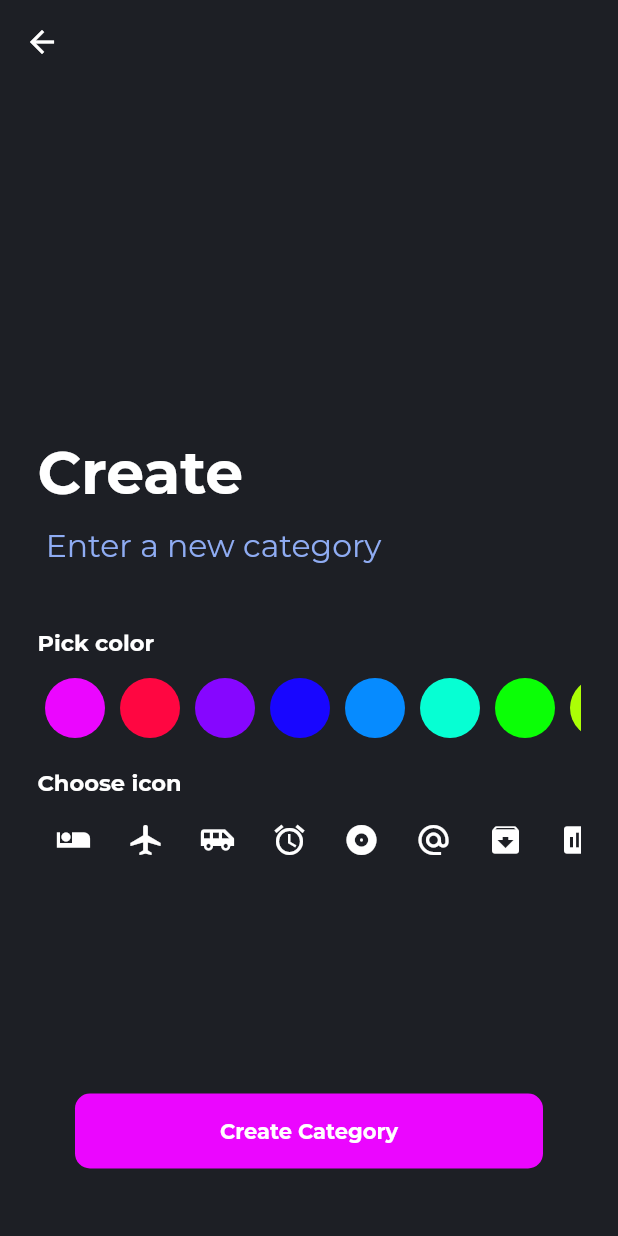
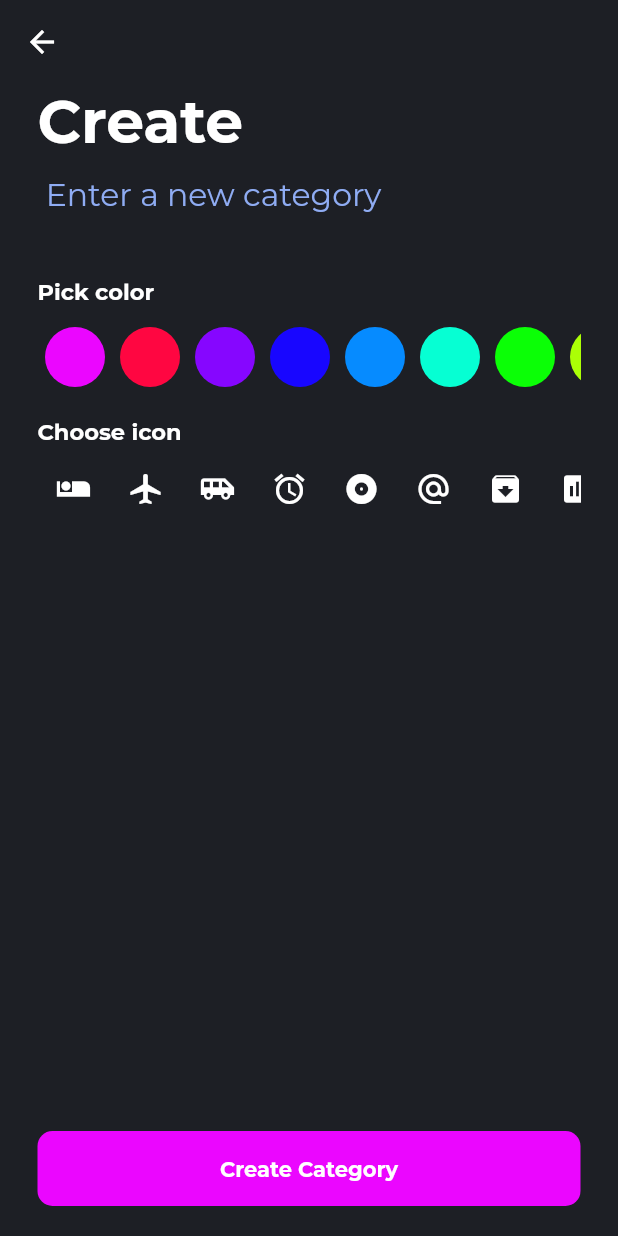
Before and after one commit to JordiiVidal/daily-goals-flutter, a Flutter app: the FormCategoryScreen screen opened by its route, after a tap on "Create Category", on a phone screen of 412 x 824 dp. Run offline on Flutter 3.47's test engine with Material 2 defaults, Android fonts, the phone set to English and light mode, and no system bars; our stand-ins replace chips_choice, flutter_slidable, flutter_time_picker_spinner, google_fonts, sqflite, table_calendar; missing offline and left inert: keyboard_visibility; accounts and stored records are empty.

Commit message:
fix category form

```diff
--- a/lib/domain/repositories/category_repository.dart
+++ b/lib/domain/repositories/category_repository.dart
@@ -2,6 +2,6 @@ import 'package:daily_goals/domain/models/category_model.dart';
 
 abstract class CategoryRepositoryInterface {
   Future<List<CategoryModel>> getAllCategories();
-  Future<void> createCategory(CategoryModel categoryModel);
+  Future<bool> createCategory(CategoryModel categoryModel);
   Future<void> deleteCategory(String id);
 }
--- a/lib/presentation/screens/form_category_screen.dart
+++ b/lib/presentation/screens/form_category_screen.dart
@@ -1,5 +1,7 @@
+import 'package:flutter/material.dart';
+import 'package:provider/provider.dart';
+
 import 'package:daily_goals/domain/models/category_model.dart';
-import 'package:daily_goals/domain/models/form_category_model.dart';
 import 'package:daily_goals/presentation/providers/category_provider.dart';
 import 'package:daily_goals/presentation/providers/form_category_provider.dart';
 import 'package:daily_goals/presentation/theme.dart';
@@ -7,36 +9,54 @@ import 'package:daily_goals/presentation/widgets/form/color_picker.dart';
 import 'package:daily_goals/presentation/widgets/form/icon_picker.dart';
 import 'package:daily_goals/presentation/widgets/form/name_text_field.dart';
 import 'package:daily_goals/presentation/widgets/form/submit_form.dart';
-import 'package:flutter/material.dart';
-import 'package:provider/provider.dart';
 
 class FormCategoryScreen extends StatelessWidget {
   const FormCategoryScreen({Key key}) : super(key: key);
 
   void onSubmit(BuildContext context) async {
     final formCategory = context.read<FormCategoryProvider>().categoryState;
-    await context.read<CategoryProvider>().createCategory(CategoryModel.fromForm(formCategory));
-
+    final created = await context
+        .read<CategoryProvider>()
+        .createCategory(CategoryModel.fromForm(formCategory));
+    if (created) {
       Navigator.pop(context);
+    } else {
+      Scaffold.of(context).showSnackBar(
+        SnackBar(
+          content: Text('Exist category with same name!'),
+        ),
+      );
+    }
   }
 
-  void onChangeColor(BuildContext context, Color color) =>
+  void onChangeColor(BuildContext context, Color color) {
+    FocusScope.of(context).unfocus();
     context.read<FormCategoryProvider>().setColor(color);
+  }
 
-  void onChangeIcon(BuildContext context, IconData iconData) =>
+  void onChangeIcon(BuildContext context, IconData iconData) {
+    FocusScope.of(context).unfocus();
     context.read<FormCategoryProvider>().setIcon(iconData);
+  }
 
   @override
   Widget build(BuildContext context) {
-    return Scaffold(
+    return GestureDetector(
+      onTap: () {
+        FocusScopeNode currentFocus = FocusScope.of(context);
+        if (!currentFocus.hasPrimaryFocus &&
+            currentFocus.focusedChild != null) {
+          currentFocus.focusedChild.unfocus();
+        }
+      },
+      child: Scaffold(
+        resizeToAvoidBottomInset: true,
         appBar: AppBar(),
         body: ChangeNotifierProvider(
           create: (_) => FormCategoryProvider(),
           builder: (context, _) => Padding(
             padding: AppPadding.form,
-          child: Stack(
-            children: [
-              Column(
+            child: Column(
               crossAxisAlignment: CrossAxisAlignment.start,
               mainAxisAlignment: MainAxisAlignment.center,
               children: [
@@ -59,19 +79,20 @@ class FormCategoryScreen extends StatelessWidget {
                 const SizedBox(height: 15),
                 IconPicker(
                   onTap: onChangeIcon,
+                ),
+                Expanded(
+                  child: Column(
+                    mainAxisAlignment: MainAxisAlignment.end,
+                    children: [
+                      SubmitForm(
+                        onTap: onSubmit,
+                        title: 'Create Category',
+                      ),
+                    ],
+                  ),
                 )
               ],
             ),
-              Positioned(
-                bottom: 25,
-                left: 25,
-                right: 25,
-                child: SubmitForm(
-                  onTap: onSubmit,
-                  title: 'Create Category',
-                ),
-              ),
-            ],
           ),
         ),
       ),
--- a/lib/presentation/widgets/category/category_tile.dart
+++ b/lib/presentation/widgets/category/category_tile.dart
@@ -18,7 +18,8 @@ class CategoryTile extends StatelessWidget {
       actionPane: SlidableDrawerActionPane(),
       secondaryActions: [
         GestureDetector(
-          onTap: () => context.read<CategoryProvider>(),
+          onTap: () =>
+              context.read<CategoryProvider>().delteCategory(category.id),
           child: Container(
             color: Colors.red,
             child: Center(child: const Text('Delete')),
--- a/lib/presentation/widgets/form/name_text_field.dart
+++ b/lib/presentation/widgets/form/name_text_field.dart
@@ -1,22 +1,52 @@
 import 'package:flutter/material.dart';
+import 'package:keyboard_visibility/keyboard_visibility.dart';
 
-class NameTextField extends StatelessWidget {
+class NameTextField extends StatefulWidget {
   final Function onChangeText;
   final String hintText;
 
   const NameTextField({@required this.hintText, @required this.onChangeText});
+
+  @override
+  _NameTextFieldState createState() => _NameTextFieldState();
+}
+
+class _NameTextFieldState extends State<NameTextField> {
+  TextEditingController _textController;
+  FocusNode _textFocusNode;
+
+  @override
+  void initState() {
+    _textController = TextEditingController();
+    _textFocusNode = FocusNode();
+    KeyboardVisibilityNotification().addNewListener(
+      onHide: () => FocusScope.of(context).unfocus(),
+    );
+    super.initState();
+  }
+
+  @override
+  void dispose() {
+    _textController.dispose();
+    _textFocusNode.dispose();
+    super.dispose();
+  }
+
   @override
   Widget build(BuildContext context) {
     return TextField(
+      focusNode: _textFocusNode,
+      controller: _textController,
       style: TextStyle(
         fontSize: 21,
       ),
       cursorWidth: 2,
-      onChanged: onChangeText,
+      onChanged: widget.onChangeText,
       decoration: InputDecoration(
-        hintText: hintText,
+        hintText: widget.hintText,
         border: InputBorder.none,
       ),
+      onSubmitted: (_) => FocusScope.of(context).unfocus(),
     );
   }
 }
--- a/lib/presentation/widgets/form/submit_form.dart
+++ b/lib/presentation/widgets/form/submit_form.dart
@@ -1,9 +1,3 @@
-import 'package:daily_goals/domain/models/goal_model.dart';
-import 'package:daily_goals/domain/models/task_model.dart';
-import 'package:daily_goals/presentation/providers/form_provider.dart';
-import 'package:daily_goals/presentation/providers/goal_providert.dart';
-import 'package:daily_goals/presentation/providers/task_provider.dart';
-
 import 'package:flutter/material.dart';
 
 import '../../theme.dart';
--- a/lib/presentation/widgets/goal/goal_item_list.dart
+++ b/lib/presentation/widgets/goal/goal_item_list.dart
@@ -21,9 +21,9 @@ class GoalItemList extends StatelessWidget {
         secondaryActions: [
           GestureDetector(
             onTap: () => context.read<GoalProvider>().deleteGoalById(goal.id),
-            child: Padding(
-              padding: const EdgeInsets.only(left: 25.0),
-              child: const Text('Delete'),
+            child: Container(
+              color: Colors.red,
+              child: Center(child: const Text('Delete')),
             ),
           ),
         ],
--- a/pubspec.yaml
+++ b/pubspec.yaml
@@ -42,6 +42,8 @@ dependencies:
   flutter_time_picker_spinner: ^1.0.6+1
   chips_choice: ^2.0.1
   flutter_sparkline: ^0.1.0
+  keyboard_visibility: ^0.5.6
+
 
 
 
```
Also changed, not shown: lib/data/datasources/db_local_storage.dart (+10 -11 lines), lib/data/repositories/category_repositiory_impl.dart (+10 -2 lines), lib/data/repositories/goal_repository_impl.dart (+9 -2 lines), lib/data/repositories/task_repositorty_impl.dart (+8 -2 lines), lib/presentation/providers/category_provider.dart (+4 -5 lines), pubspec.lock. Lines whose indentation alone changed are shown as unchanged.
